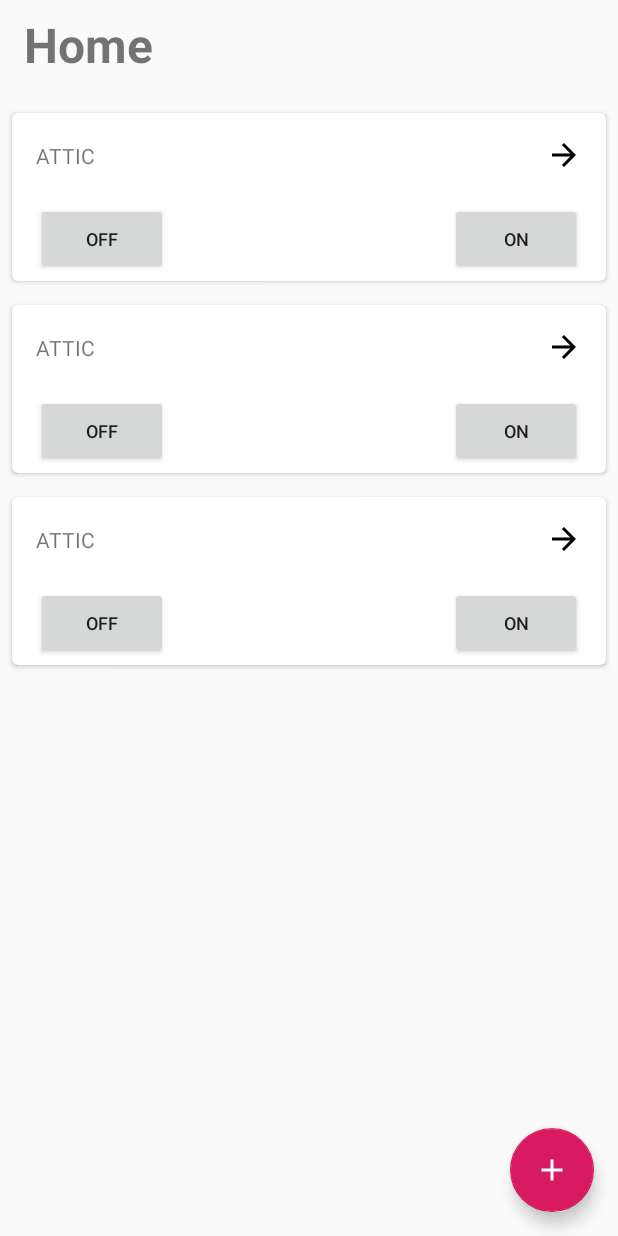
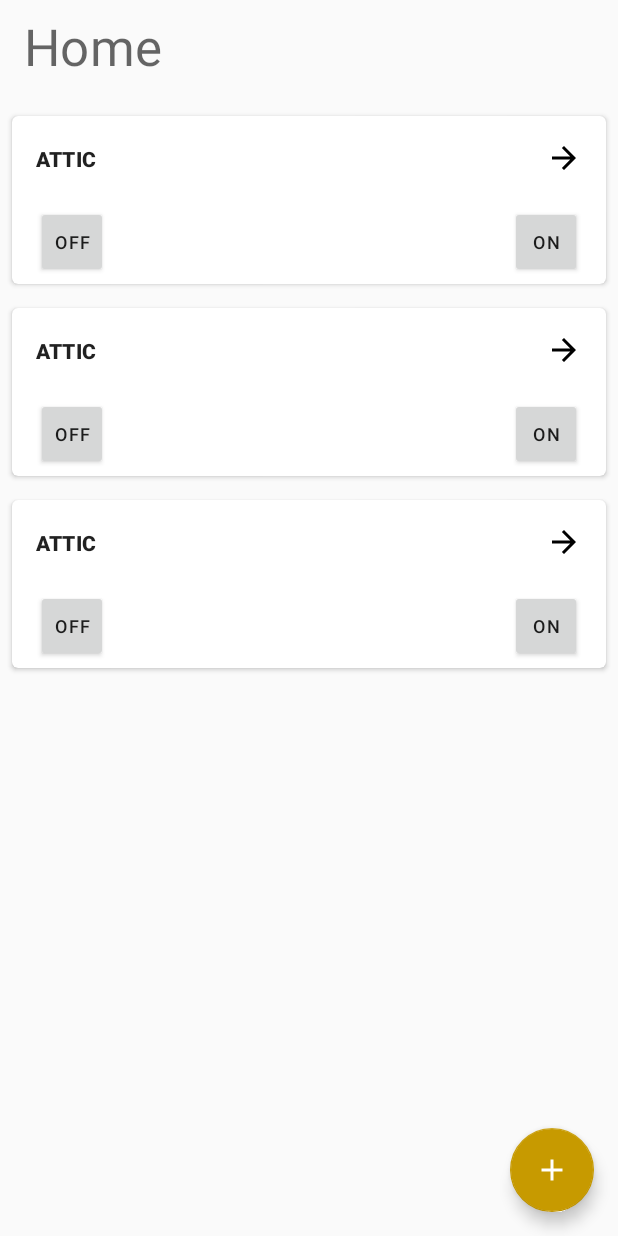
Before and after one commit to caseymorris61/orroifttt, an Android app: the layout fragment_switch_control.xml on its own in the app's theme, with its tools: preview values and no code run, on a phone screen of 412 x 824 dp. Run offline under Robolectric (Android 15) with nearby library versions, the phone set to English and light mode, and no system bars.

Commit message:
Add some theme colors to look like Orro iOS app

```diff
--- a/app/src/main/res/layout/fragment_switch_control.xml
+++ b/app/src/main/res/layout/fragment_switch_control.xml
@@ -24,7 +24,7 @@
             <androidx.constraintlayout.widget.ConstraintLayout
                 android:layout_width="match_parent"
                 android:layout_height="wrap_content"
-                android:paddingBottom="16dp"
+                android:paddingBottom="80dp"
                 android:clipToPadding="true"
                 tools:context=".switchcontrol.SwitchControlFragment">
 
@@ -53,8 +53,7 @@
                     android:layout_marginTop="8dp"
                     android:layout_marginEnd="16dp"
                     android:text="@string/controls_list_header_text"
-                    android:textSize="32sp"
-                    android:textStyle="bold"
+                    style="@style/TextAppearance.MaterialComponents.Headline4"
                     app:layout_constraintStart_toStartOf="parent"
                     app:layout_constraintTop_toTopOf="parent"
                     tools:text="@string/controls_list_header_text" />
--- a/app/src/main/res/layout/list_item_room_control.xml
+++ b/app/src/main/res/layout/list_item_room_control.xml
@@ -38,8 +38,7 @@
                 android:layout_marginTop="8dp"
                 android:layout_marginEnd="16dp"
                 android:layout_marginBottom="8dp"
-                android:textAllCaps="true"
-                android:textSize="14sp"
+                style="@style/CardRoomName"
                 app:layout_constraintBottom_toBottomOf="@+id/edit_icon"
                 app:layout_constraintEnd_toStartOf="@+id/edit_icon"
                 app:layout_constraintStart_toStartOf="parent"
@@ -63,7 +62,7 @@
                 android:layout_marginEnd="16dp"
                 android:layout_marginBottom="4dp"
                 android:text="@string/turn_on_button_text"
-                android:textSize="12sp"
+                style="@style/CardButton"
                 app:layout_constraintBottom_toBottomOf="parent"
                 app:layout_constraintEnd_toEndOf="parent"
                 app:layout_constraintTop_toBottomOf="@+id/edit_icon" />
@@ -76,7 +75,7 @@
                 android:layout_marginTop="4dp"
                 android:layout_marginBottom="4dp"
                 android:text="@string/turn_off_button_text"
-                android:textSize="12sp"
+                style="@style/CardButton"
                 app:layout_constraintBottom_toBottomOf="parent"
                 app:layout_constraintStart_toStartOf="parent"
                 app:layout_constraintTop_toBottomOf="@+id/edit_icon" />
--- a/app/src/main/res/navigation/navigation.xml
+++ b/app/src/main/res/navigation/navigation.xml
@@ -8,7 +8,7 @@
     <fragment
         android:id="@+id/switchControlFragment"
         android:name="com.caseytmorris.orroifttt.switchcontrol.SwitchControl"
-        android:label="@string/switch_control_fragment"
+        android:label="@string/title_for_fragments"
         tools:layout="@layout/fragment_switch_control" >
         <action
             android:id="@+id/action_switch_control_fragment_to_switchAddRoomFragment"
@@ -28,7 +28,7 @@
     <fragment
         android:id="@+id/switchAddRoomFragment"
         android:name="com.caseytmorris.orroifttt.switchaddroom.SwitchAddRoomFragment"
-        android:label="@string/switch_add_room_fragment"
+        android:label="@string/title_for_fragments"
         tools:layout="@layout/fragment_switch_add_room" >
         <action
             android:id="@+id/action_switchAddRoomFragment_to_switchControlFragment"
@@ -41,7 +41,7 @@
     <fragment
         android:id="@+id/switchEditRoomFragment"
         android:name="com.caseytmorris.orroifttt.switcheditroom.SwitchEditRoomFragment"
-        android:label="@string/switch_edit_room_fragment_title"
+        android:label="@string/title_for_fragments"
         tools:layout="@layout/fragment_switch_edit_room" >
         <argument
             android:name="roomControlIdKey"
--- a/app/src/main/res/values/colors.xml
+++ b/app/src/main/res/values/colors.xml
@@ -1,8 +1,13 @@
 <?xml version="1.0" encoding="utf-8"?>
 <resources>
-    <color name="colorPrimary">#008577</color>
-    <color name="colorPrimaryDark">#00574B</color>
-    <color name="colorAccent">#D81B60</color>
+    <color name="primaryColor">#9e9e9e</color>
+    <color name="primaryLightColor">#cfcfcf</color>
+    <color name="primaryDarkColor">#707070</color>
+    <color name="secondaryColor">#ffca28</color>
+    <color name="secondaryLightColor">#fffd61</color>
+    <color name="secondaryDarkColor">#c79a00</color>
+    <color name="primaryTextColor">#000000</color>
+    <color name="secondaryTextColor">#000000</color>
 
     <color name="deleteColor">#FF0000</color>
 </resources>
--- a/app/src/main/res/values/strings.xml
+++ b/app/src/main/res/values/strings.xml
@@ -1,12 +1,8 @@
 <resources>
     <string name="app_name">Orro IFTTT</string>
-    <string name="turn_on_webhook">turn_on</string>
-    <string name="turn_off_webhook">turn_off</string>
-    <string name="set_webhook">set</string>
-
 
     <string name="hello_blank_fragment">Hello blank fragment</string>
-    <string name="switch_control_fragment">Light For Your Life</string>
+    <string name="title_for_fragments">LIGHT FOR YOUR LIFE</string>
     <string name="switch_add_room_fragment">Add Room</string>
 
     <string name="preference_file_key">preference_file_key_webhook</string>
--- a/app/src/main/res/values/styles.xml
+++ b/app/src/main/res/values/styles.xml
@@ -3,9 +3,20 @@
     <!-- Base application theme. -->
     <style name="AppTheme" parent="Theme.AppCompat.Light.DarkActionBar">
         <!-- Customize your theme here. -->
-        <item name="colorPrimary">@color/colorPrimary</item>
-        <item name="colorPrimaryDark">@color/colorPrimaryDark</item>
-        <item name="colorAccent">@color/colorAccent</item>
+        <item name="colorPrimary">@color/primaryColor</item>
+        <item name="colorPrimaryDark">@color/primaryDarkColor</item>
+        <item name="colorAccent">@color/secondaryDarkColor</item>
+    </style>
+
+    <style name="CardRoomName" parent="TextAppearance.MaterialComponents.Headline6">
+        <item name="android:textSize">14sp</item>
+        <item name="android:textAllCaps">true</item>
+        <item name="android:textStyle">bold</item>
+    </style>
+
+    <style name="CardButton" parent="TextAppearance.MaterialComponents.Button">
+        <item name="android:textSize">12sp</item>
+        <item name="android:minWidth">48dp</item>
     </style>
 
 </resources>
```
